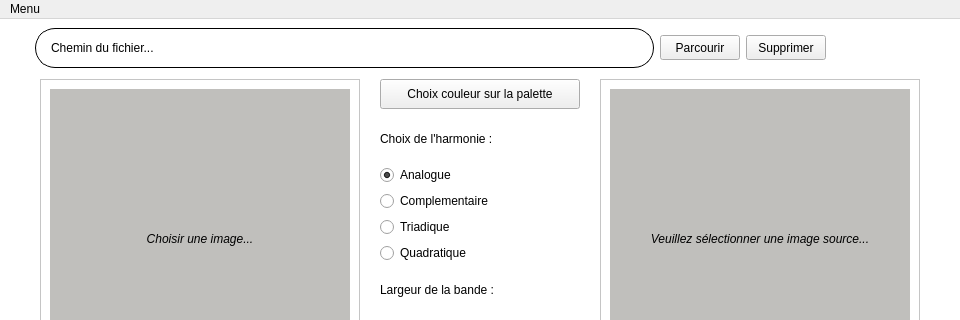
Above: HarmonieDesCouleurs/HarmonieDesCouleurs/harmoniedescouleurs.ui from thibaultodor/HarmonieDesCouleurs_ProjetImage before the change; both pictures show x 0 to 960 and y 0 to 320 of the 960 by 540 pixel window. Below: the same form after it.
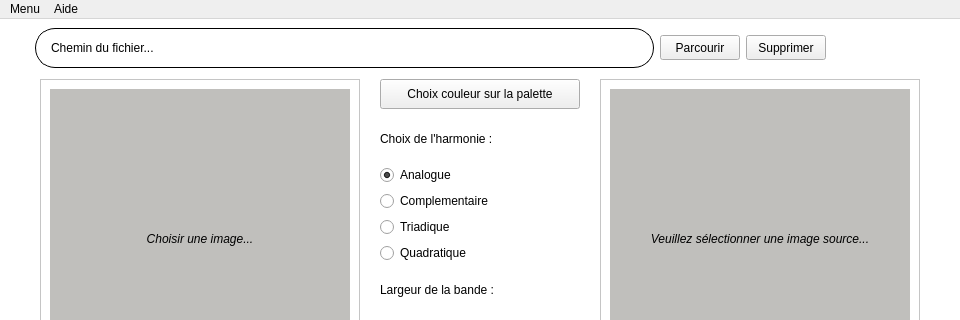
That is the form after the change. Icons and pictures are not drawn.

The edit to the form file:
```diff
--- a/HarmonieDesCouleurs/HarmonieDesCouleurs/harmoniedescouleurs.ui
+++ b/HarmonieDesCouleurs/HarmonieDesCouleurs/harmoniedescouleurs.ui
@@ -671,7 +671,15 @@
     <addaction name="actionCredits"/>
     <addaction name="actionQuitter"/>
    </widget>
+   <widget class="QMenu" name="menuAide">
+    <property name="title">
+     <string>Aide</string>
+    </property>
+    <addaction name="actionColorimetrie"/>
+    <addaction name="actionAide_de_Harmonie_Des_Couleurs"/>
+   </widget>
    <addaction name="menuMenu"/>
+   <addaction name="menuAide"/>
   </widget>
   <widget class="QStatusBar" name="statusbar">
    <property name="enabled">
```
Left out of the diff: 29 changed lines with no effect on the pictures.
